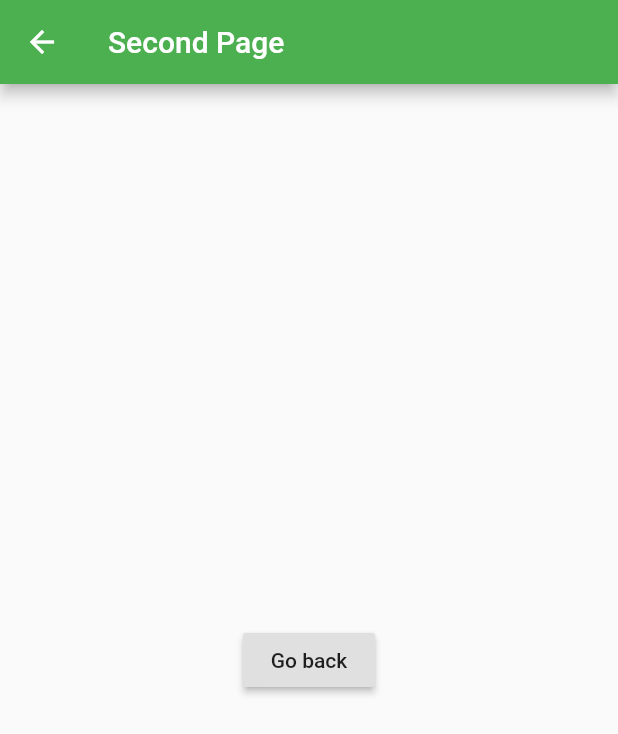
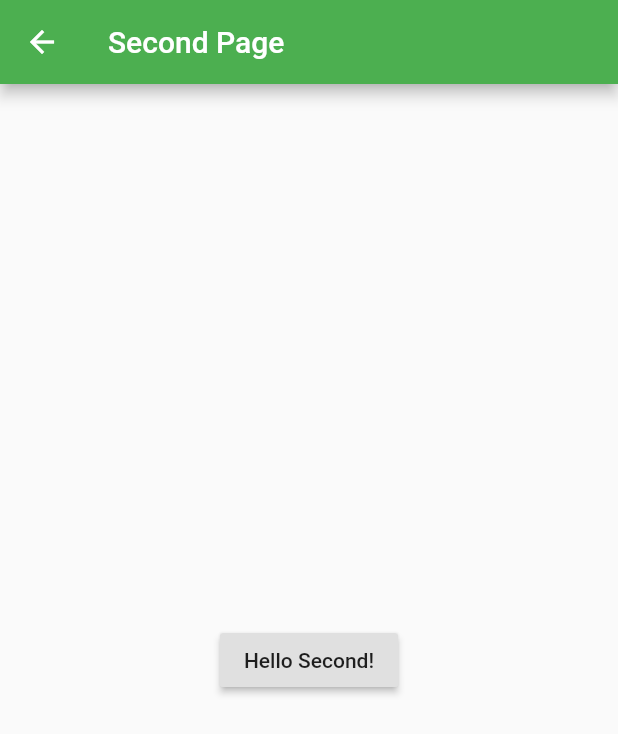
Before and after one commit to takenaka1234/flutter_app, a Flutter app: the screen it shows after launch, after a tap on "Next Page", on a phone screen of 412 x 824 dp. Shown: the top 734 px of the screen. Run offline on Flutter 3.47's test engine with Material 2 defaults, Android fonts, the phone set to English and light mode, and no system bars.

```diff
--- a/lib/main.dart
+++ b/lib/main.dart
@@ -13,8 +13,13 @@ class MyApp extends StatelessWidget {
         primarySwatch: Colors.green,
         //visualDensity: VisualDensity.adaptivePlatformDensity,
       ),
-      // ヘッダー表示
-      home: FirstPage(),
+
+      //home: FirstPage(),  // homeかinitialRoute & routes どちらかのみ
+      initialRoute: '/',
+      routes: {
+        '/': (context) => FirstPage(),
+        '/second': (context) => SecondPage('second'),
+      },
     );
   }
 }
@@ -25,13 +30,16 @@ class FirstPage extends StatelessWidget {
       appBar: AppBar(title: const Text('First Page')),
       body: Center(
         child: RaisedButton(
+          // push先からの戻り時に値を受け取るための非同期処理
           onPressed: () {
-            Navigator.push(
+            // push(context, Route)で遷移先を指定
+            // pushName(context, Route, arguments)で遷移先を指定(NamedRoute)
+            Navigator.pushNamed(
                 context,
-                MaterialPageRoute(builder: (context) {
-                  return SecondPage();
-                }),
+                '/second',
+                arguments: 'Hello Second!'
             );
+            print('test'); // コンソール出力
           },
           child: Text('Next Page'),
         ),
@@ -41,16 +49,25 @@ class FirstPage extends StatelessWidget {
 }
 
 class SecondPage extends StatelessWidget {
+  final String messageFromFirst;
+  // コンストラクタ
+  SecondPage(this.messageFromFirst);
+
   Widget build(BuildContext context) {
+    // NamedRoutesから値を受け取る
+    final messageFromFirst = ModalRoute.of(context).settings.arguments;
+
     return Scaffold(
       appBar: AppBar(title: const Text('Second Page')),
       body: Center(
-        child: RaisedButton(
-          onPressed: (){
-            Navigator.pop(context);
-          },
-          child: Text('Go back'),
-        ),
+        child:
+          RaisedButton(
+            onPressed: (){
+              // pop(context)でpush元の画面に戻る
+              Navigator.pop<String>(context, 'Back To First');
+            },
+            child: Text(messageFromFirst),
+          ),
       )
     );
   }
```
